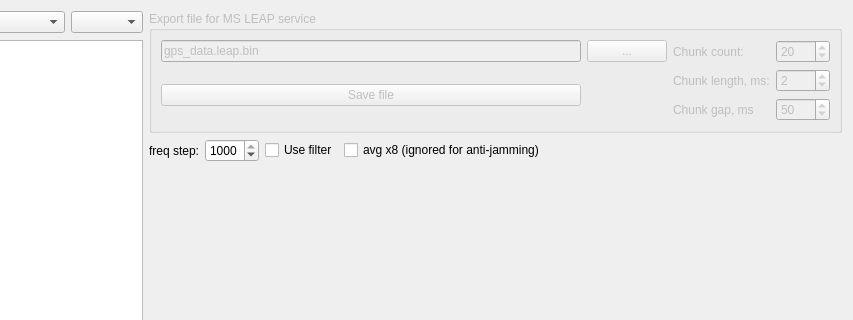
The window that gpscorrform.ui (amungo/ItsFx3) describes before a commit, drawn with Qt 5; both pictures show x 214 to 1067 and y 0 to 320 of the 1067 by 657 pixel window.
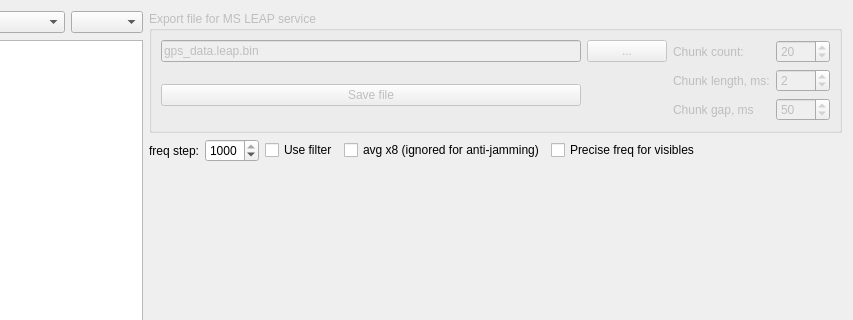
The same window after the commit. Custom widgets are drawn as their Qt base class.

Commit message: [+] add 'calculate precise freq for visibles' param on form

```diff
--- a/gpscorrform.ui
+++ b/gpscorrform.ui
@@ -191,7 +191,7 @@
       </widget>
      </item>
      <item>
-      <layout class="QHBoxLayout" name="horizontalLayout_2" stretch="0,0,0,0,0">
+      <layout class="QHBoxLayout" name="horizontalLayout_2" stretch="0,0,0,0,0,0">
        <item>
         <widget class="QLabel" name="labelChannel_3">
          <property name="layoutDirection">
@@ -238,6 +238,13 @@
          </property>
         </widget>
        </item>
+       <item>
+        <widget class="QCheckBox" name="checkBoxPrecise">
+         <property name="text">
+          <string>Precise freq for visibles</string>
+         </property>
+        </widget>
+       </item>
        <item>
         <spacer name="horizontalSpacer">
          <property name="orientation">
```
The commit also changes 1 other file.
